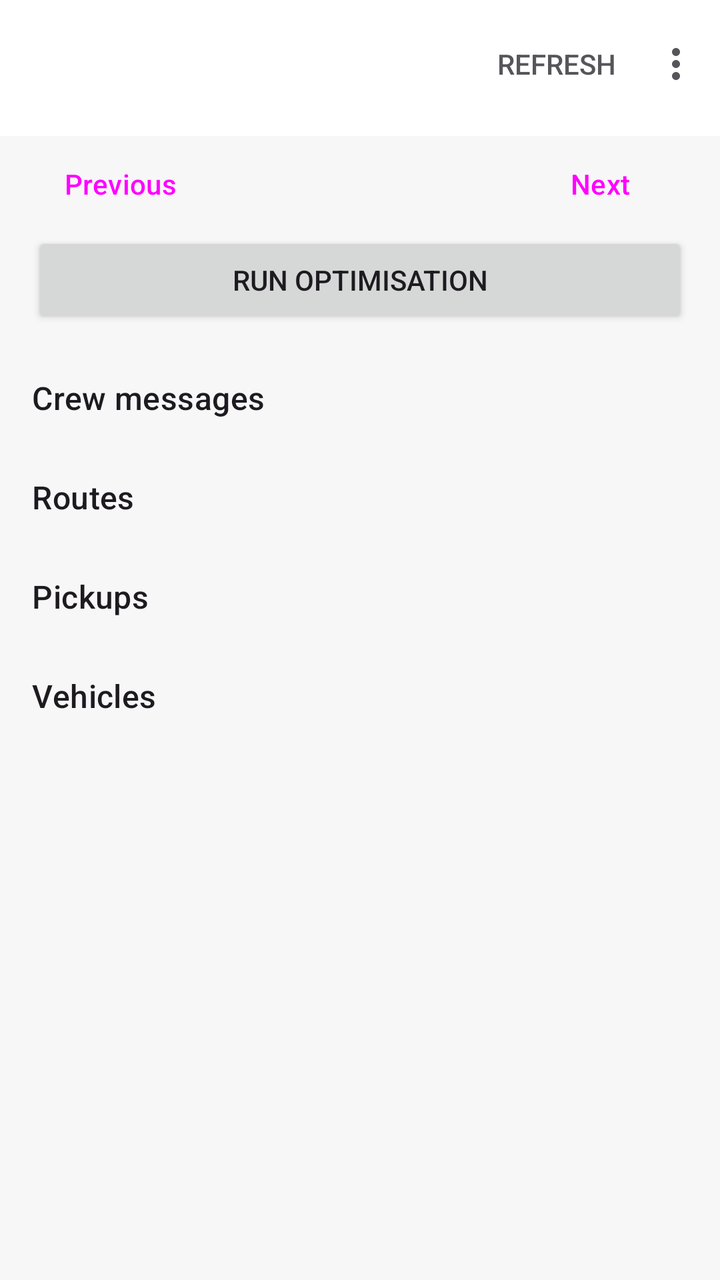
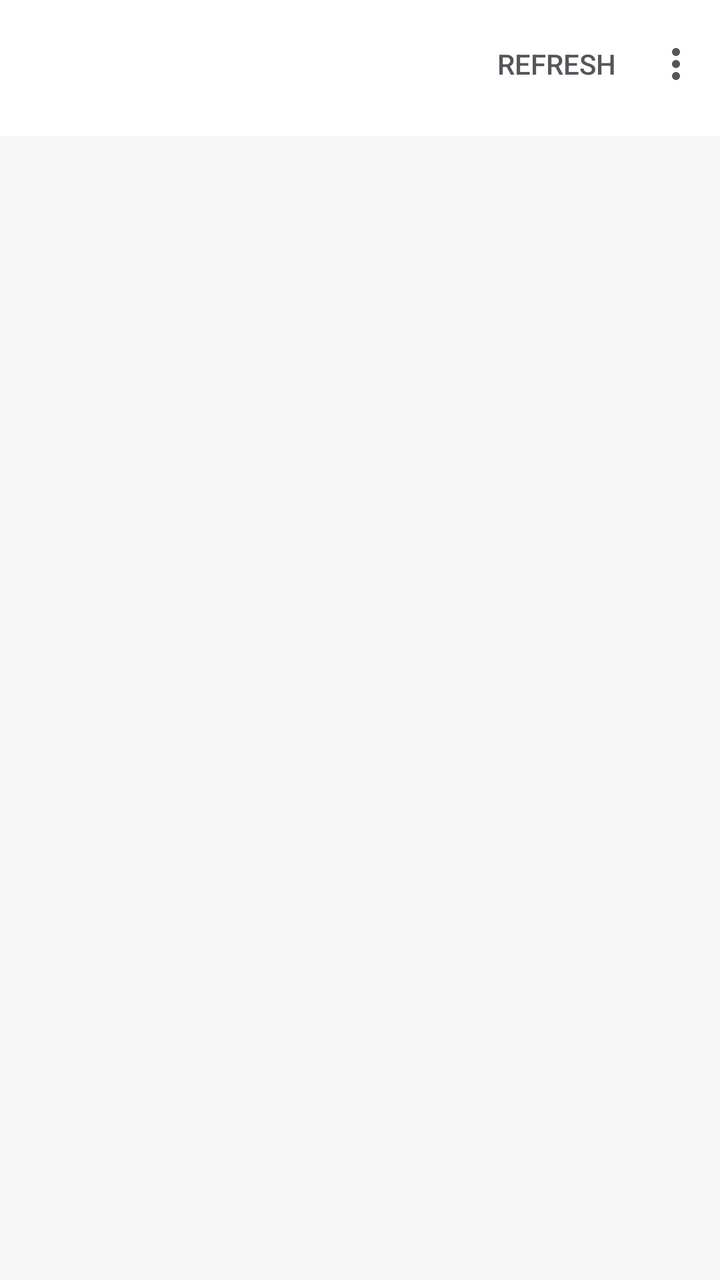

An Android layout rendered at two revisions. The XML below is the earlier revision; the diff shows what the commit changed to produce the second picture.
<!-- AndroidManifest.xml: application theme Theme.ACDOS -->
<!-- res/layout/activity_dispatcher_home.xml -->
<?xml version="1.0" encoding="utf-8"?>
<LinearLayout xmlns:android="http://schemas.android.com/apk/res/android"
    xmlns:app="http://schemas.android.com/apk/res-auto"
    android:id="@+id/main"
    android:background="?attr/colorSurface"
    android:layout_width="match_parent"
    android:layout_height="match_parent"
    android:orientation="vertical">

    <com.google.android.material.appbar.MaterialToolbar
        android:id="@+id/toolbar"
        android:layout_width="match_parent"
        android:layout_height="?attr/actionBarSize"
        app:menu="@menu/dispatcher_home" />

    <com.google.android.material.progressindicator.LinearProgressIndicator
        android:id="@+id/loading"
        android:layout_width="match_parent"
        android:layout_height="wrap_content"
        android:indeterminate="true"
        android:visibility="invisible" />

    <androidx.core.widget.NestedScrollView
        android:layout_width="match_parent"
        android:layout_height="0dp"
        android:layout_weight="1"
        android:background="?android:attr/colorBackground">

        <LinearLayout
            android:layout_width="match_parent"
            android:layout_height="wrap_content"
            android:orientation="vertical"
            android:paddingHorizontal="16dp"
            android:paddingBottom="16dp">

            <LinearLayout
                android:layout_width="match_parent"
                android:layout_height="wrap_content"
                android:gravity="center_vertical"
                android:orientation="horizontal">

                <Button
                    android:id="@+id/previous_day"
                    style="?attr/borderlessButtonStyle"
                    android:layout_width="wrap_content"
                    android:layout_height="wrap_content"
                    android:text="@string/dispatch_previous_day" />

                <TextView
                    android:id="@+id/date"
                    android:layout_width="0dp"
                    android:layout_height="wrap_content"
                    android:layout_weight="1"
                    android:gravity="center"
                    android:textAppearance="?attr/textAppearanceTitleMedium" />

                <Button
                    android:id="@+id/next_day"
                    style="?attr/borderlessButtonStyle"
                    android:layout_width="wrap_content"
                    android:layout_height="wrap_content"
                    android:text="@string/dispatch_next_day" />

            </LinearLayout>

            <Button
                android:id="@+id/run_optimisation"
                android:layout_width="match_parent"
                android:layout_height="wrap_content"
                android:text="@string/dispatch_run_optimisation" />

            <TextView
                android:id="@+id/job_status"
                android:layout_width="wrap_content"
                android:layout_height="wrap_content"
                android:layout_marginTop="4dp"
                android:textAppearance="@style/TextAppearance.ACDOS.Secondary"
                android:visibility="gone" />

            <com.google.android.material.card.MaterialCardView
                android:id="@+id/replan_card"
                android:layout_width="match_parent"
                android:layout_height="wrap_content"
                android:layout_marginTop="8dp"
                android:visibility="gone">

                <LinearLayout
                    android:layout_width="match_parent"
                    android:layout_height="wrap_content"
                    android:orientation="vertical"
                    android:padding="12dp">

                    <TextView
                        android:id="@+id/replan_text"
                        android:layout_width="wrap_content"
                        android:layout_height="wrap_content"
                        android:textAppearance="?attr/textAppearanceBodyLarge" />

                    <Button
                        android:id="@+id/replan"
                        android:layout_width="wrap_content"
                        android:layout_height="wrap_content"
                        android:layout_marginTop="8dp"
                        android:text="@string/dispatch_replan" />

                </LinearLayout>

            </com.google.android.material.card.MaterialCardView>

            <TextView
                style="@style/Widget.ACDOS.SectionHeader"
                android:text="@string/dispatch_messages" />

            <LinearLayout
                android:id="@+id/inbox"
                android:layout_width="match_parent"
                android:layout_height="wrap_content"
                android:orientation="vertical" />

            <TextView
                style="@style/Widget.ACDOS.SectionHeader"
                android:text="@string/dispatch_routes" />

            <LinearLayout
                android:id="@+id/routes"
                android:layout_width="match_parent"
                android:layout_height="wrap_content"
                android:orientation="vertical" />

            <TextView
                style="@style/Widget.ACDOS.SectionHeader"
                android:text="@string/dispatch_pickups" />

            <LinearLayout
                android:id="@+id/pickups"
                android:layout_width="match_parent"
                android:layout_height="wrap_content"
                android:orientation="vertical" />

            <TextView
                style="@style/Widget.ACDOS.SectionHeader"
                android:text="@string/dispatch_vehicles" />

            <LinearLayout
                android:id="@+id/vehicles"
                android:layout_width="match_parent"
                android:layout_height="wrap_content"
                android:orientation="vertical" />

        </LinearLayout>

    </androidx.core.widget.NestedScrollView>

</LinearLayout>
<!-- resources referenced by this layout -->
<resources>
  <string name="dispatch_messages">Crew messages</string>
  <string name="dispatch_next_day">Next</string>
  <string name="dispatch_pickups">Pickups</string>
  <string name="dispatch_previous_day">Previous</string>
  <string name="dispatch_replan">Re-plan</string>
  <string name="dispatch_routes">Routes</string>
  <string name="dispatch_run_optimisation">Run optimisation</string>
  <string name="dispatch_vehicles">Vehicles</string>
  <style name="TextAppearance.ACDOS.Secondary" parent="TextAppearance.Material3.BodyMedium">
          <item name="android:textColor">?attr/colorOnSurfaceVariant</item>
      </style>
  <style name="Widget.ACDOS.SectionHeader" parent="">
          <item name="android:layout_width">wrap_content</item>
          <item name="android:layout_height">wrap_content</item>
          <item name="android:layout_marginTop">24dp</item>
          <item name="android:layout_marginBottom">4dp</item>
          <item name="android:textAppearance">?attr/textAppearanceTitleMedium</item>
      </style>
  <style name="Theme.ACDOS" parent="Base.Theme.ACDOS" />
  <color name="kq_red">#E01A22</color>
  <color name="on_kq_red">#FFFFFF</color>
  <color name="role_primary_container">#FDE7E9</color>
  <color name="role_on_primary_container">#7A0012</color>
  <color name="role_primary_inverse">#FFB3B8</color>
  <color name="fixed_primary_fixed">#FDE7E9</color>
  <color name="fixed_primary_fixed_dim">#FFB3B8</color>
  <color name="fixed_on_primary_fixed">#3F0007</color>
  <color name="fixed_on_primary_fixed_variant">#7A0012</color>
  <color name="role_secondary">#55555B</color>
  <color name="role_on_secondary">#FFFFFF</color>
  <color name="fixed_neutral_fixed">#E8E8EB</color>
  <color name="fixed_neutral_fixed_dim">#D0D0D5</color>
  <color name="fixed_on_neutral_fixed">#1A1A1C</color>
  <color name="fixed_on_neutral_fixed_variant">#55555B</color>
  <color name="role_tertiary">#55555B</color>
  <color name="role_on_tertiary">#FFFFFF</color>
  <color name="role_tertiary_container">#E8E8EB</color>
  <color name="role_on_tertiary_container">#1A1A1C</color>
  <color name="role_background">#F7F7F8</color>
  <color name="role_on_surface">#1A1A1C</color>
  <color name="role_surface">#FFFFFF</color>
  <color name="role_surface_container_lowest">#FFFFFF</color>
  <color name="role_surface_container_low">#F4F4F5</color>
  <color name="role_surface_container">#EFEFF1</color>
  <color name="role_surface_container_high">#E8E8EB</color>
  <color name="role_surface_container_highest">#E1E1E5</color>
  <color name="role_surface_variant">#E8E8EB</color>
  <color name="role_surface_bright">#FFFFFF</color>
  <color name="role_surface_dim">#DADADE</color>
  <color name="role_surface_inverse">#2E2E33</color>
  <color name="role_on_surface_variant">#55555B</color>
  <color name="role_on_surface_inverse">#F1F1F3</color>
  <color name="role_outline">#75757C</color>
  <color name="role_outline_variant">#DEDEE2</color>
  <color name="role_error">#8C1D18</color>
  <color name="role_on_error">#FFFFFF</color>
  <color name="role_error_container">#F9DEDC</color>
  <color name="role_on_error_container">#8C1D18</color>
  <color name="role_warning_container">#FCEFC7</color>
  <color name="role_on_warning_container">#6B4500</color>
  <color name="role_success_container">#DCF3E3</color>
  <color name="role_on_success_container">#14532D</color>
  <style name="ShapeAppearance.ACDOS.Small" parent="">
          <item name="cornerFamily">rounded</item>
          <item name="cornerSize">8dp</item>
      </style>
  <style name="ShapeAppearance.ACDOS.Medium" parent="">
          <item name="cornerFamily">rounded</item>
          <item name="cornerSize">12dp</item>
      </style>
  <style name="ShapeAppearance.ACDOS.Large" parent="">
          <item name="cornerFamily">rounded</item>
          <item name="cornerSize">16dp</item>
      </style>
  <style name="ShapeAppearance.ACDOS.Button" parent="">
          <item name="cornerFamily">rounded</item>
          <item name="cornerSize">10dp</item>
      </style>
  <!-- unchanged entries left out for length: 25 -->
</resources>

<!-- the commit's change to res/layout/activity_dispatcher_home.xml (unified diff, before → after) -->
@@ -11,7 +11,8 @@
         android:id="@+id/toolbar"
         android:layout_width="match_parent"
         android:layout_height="?attr/actionBarSize"
-        app:menu="@menu/dispatcher_home" />
+        app:menu="@menu/dispatcher_home"
+        app:navigationIconTint="?attr/colorOnSurface" />
 
     <com.google.android.material.progressindicator.LinearProgressIndicator
         android:id="@+id/loading"
@@ -20,135 +21,11 @@
         android:indeterminate="true"
         android:visibility="invisible" />
 
-    <androidx.core.widget.NestedScrollView
+    <androidx.fragment.app.FragmentContainerView
+        android:id="@+id/screen"
+        android:background="?android:attr/colorBackground"
         android:layout_width="match_parent"
         android:layout_height="0dp"
-        android:layout_weight="1"
-        android:background="?android:attr/colorBackground">
-
-        <LinearLayout
-            android:layout_width="match_parent"
-            android:layout_height="wrap_content"
-            android:orientation="vertical"
-            android:paddingHorizontal="16dp"
-            android:paddingBottom="16dp">
-
-            <LinearLayout
-                android:layout_width="match_parent"
-                android:layout_height="wrap_content"
-                android:gravity="center_vertical"
-                android:orientation="horizontal">
-
-                <Button
-                    android:id="@+id/previous_day"
-                    style="?attr/borderlessButtonStyle"
-                    android:layout_width="wrap_content"
-                    android:layout_height="wrap_content"
-                    android:text="@string/dispatch_previous_day" />
-
-                <TextView
-                    android:id="@+id/date"
-                    android:layout_width="0dp"
-                    android:layout_height="wrap_content"
-                    android:layout_weight="1"
-                    android:gravity="center"
-                    android:textAppearance="?attr/textAppearanceTitleMedium" />
-
-                <Button
-                    android:id="@+id/next_day"
-                    style="?attr/borderlessButtonStyle"
-                    android:layout_width="wrap_content"
-                    android:layout_height="wrap_content"
-                    android:text="@string/dispatch_next_day" />
-
-            </LinearLayout>
-
-            <Button
-                android:id="@+id/run_optimisation"
-                android:layout_width="match_parent"
-                android:layout_height="wrap_content"
-                android:text="@string/dispatch_run_optimisation" />
-
-            <TextView
-                android:id="@+id/job_status"
-                android:layout_width="wrap_content"
-                android:layout_height="wrap_content"
-                android:layout_marginTop="4dp"
-                android:textAppearance="@style/TextAppearance.ACDOS.Secondary"
-                android:visibility="gone" />
-
-            <com.google.android.material.card.MaterialCardView
-                android:id="@+id/replan_card"
-                android:layout_width="match_parent"
-                android:layout_height="wrap_content"
-                android:layout_marginTop="8dp"
-                android:visibility="gone">
-
-                <LinearLayout
-                    android:layout_width="match_parent"
-                    android:layout_height="wrap_content"
-                    android:orientation="vertical"
-                    android:padding="12dp">
-
-                    <TextView
-                        android:id="@+id/replan_text"
-                        android:layout_width="wrap_content"
-                        android:layout_height="wrap_content"
-                        android:textAppearance="?attr/textAppearanceBodyLarge" />
-
-                    <Button
-                        android:id="@+id/replan"
-                        android:layout_width="wrap_content"
-                        android:layout_height="wrap_content"
-                        android:layout_marginTop="8dp"
-                        android:text="@string/dispatch_replan" />
-
-                </LinearLayout>
-
-            </com.google.android.material.card.MaterialCardView>
-
-            <TextView
-                style="@style/Widget.ACDOS.SectionHeader"
-                android:text="@string/dispatch_messages" />
-
-            <LinearLayout
-                android:id="@+id/inbox"
-                android:layout_width="match_parent"
-                android:layout_height="wrap_content"
-                android:orientation="vertical" />
-
-            <TextView
-                style="@style/Widget.ACDOS.SectionHeader"
-                android:text="@string/dispatch_routes" />
-
-            <LinearLayout
-                android:id="@+id/routes"
-                android:layout_width="match_parent"
-                android:layout_height="wrap_content"
-                android:orientation="vertical" />
-
-            <TextView
-                style="@style/Widget.ACDOS.SectionHeader"
-                android:text="@string/dispatch_pickups" />
-
-            <LinearLayout
-                android:id="@+id/pickups"
-                android:layout_width="match_parent"
-                android:layout_height="wrap_content"
-                android:orientation="vertical" />
-
-            <TextView
-                style="@style/Widget.ACDOS.SectionHeader"
-                android:text="@string/dispatch_vehicles" />
-
-            <LinearLayout
-                android:id="@+id/vehicles"
-                android:layout_width="match_parent"
-                android:layout_height="wrap_content"
-                android:orientation="vertical" />
-
-        </LinearLayout>
-
-    </androidx.core.widget.NestedScrollView>
+        android:layout_weight="1" />
 
 </LinearLayout>
<!-- resource entries referenced after the edit -->
@@ -1,23 +1,5 @@
 <!-- resources referenced by this layout -->
 <resources>
-  <string name="dispatch_messages">Crew messages</string>
-  <string name="dispatch_next_day">Next</string>
-  <string name="dispatch_pickups">Pickups</string>
-  <string name="dispatch_previous_day">Previous</string>
-  <string name="dispatch_replan">Re-plan</string>
-  <string name="dispatch_routes">Routes</string>
-  <string name="dispatch_run_optimisation">Run optimisation</string>
-  <string name="dispatch_vehicles">Vehicles</string>
-  <style name="TextAppearance.ACDOS.Secondary" parent="TextAppearance.Material3.BodyMedium">
-          <item name="android:textColor">?attr/colorOnSurfaceVariant</item>
-      </style>
-  <style name="Widget.ACDOS.SectionHeader" parent="">
-          <item name="android:layout_width">wrap_content</item>
-          <item name="android:layout_height">wrap_content</item>
-          <item name="android:layout_marginTop">24dp</item>
-          <item name="android:layout_marginBottom">4dp</item>
-          <item name="android:textAppearance">?attr/textAppearanceTitleMedium</item>
-      </style>
   <style name="Theme.ACDOS" parent="Base.Theme.ACDOS" />
   <color name="kq_red">#E01A22</color>
   <color name="on_kq_red">#FFFFFF</color>
